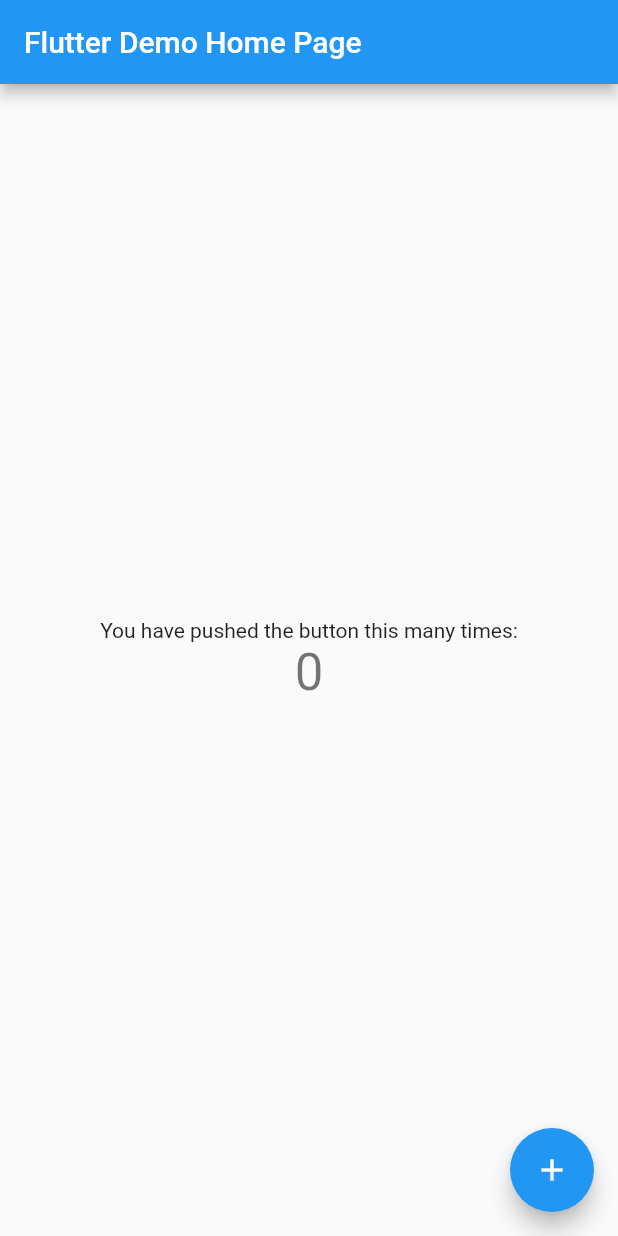
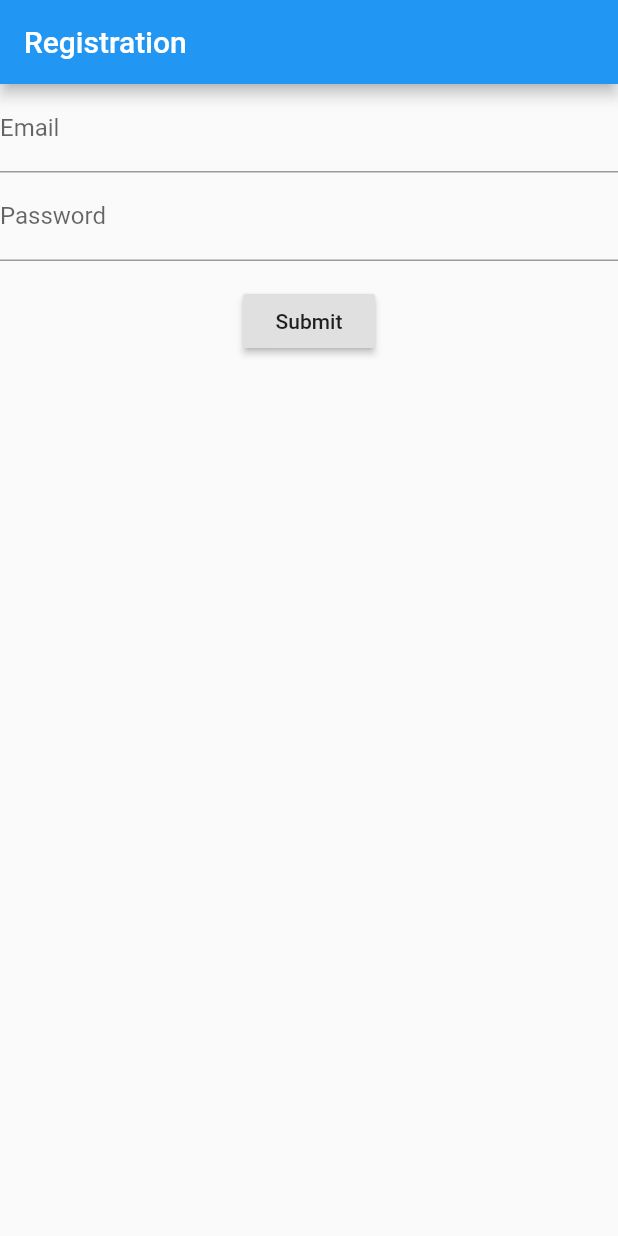
Before and after one commit to chotchachi/flutter-car-parking, a Flutter app: the screen it shows after launch, on a phone screen of 412 x 824 dp. Run offline on Flutter 3.47's test engine with Material 2 defaults, Android fonts, the phone set to English and light mode, and no system bars; our stand-ins replace firebase_auth; accounts and stored records are empty.

Commit message:
login firebase with email

```diff
--- a/lib/main.dart
+++ b/lib/main.dart
@@ -1,4 +1,7 @@
 import 'package:flutter/material.dart';
+import 'package:firebase_auth/firebase_auth.dart';
+
+FirebaseAuth auth = FirebaseAuth.instance;
 
 void main() {
   runApp(MyApp());
@@ -9,35 +12,17 @@ class MyApp extends StatelessWidget {
   @override
   Widget build(BuildContext context) {
     return MaterialApp(
-      title: 'Flutter Demo',
+      title: 'Car Parking',
       theme: ThemeData(
-        // This is the theme of your application.
-        //
-        // Try running your application with "flutter run". You'll see the
-        // application has a blue toolbar. Then, without quitting the app, try
-        // changing the primarySwatch below to Colors.green and then invoke
-        // "hot reload" (press "r" in the console where you ran "flutter run",
-        // or simply save your changes to "hot reload" in a Flutter IDE).
-        // Notice that the counter didn't reset back to zero; the application
-        // is not restarted.
         primarySwatch: Colors.blue,
       ),
-      home: MyHomePage(title: 'Flutter Demo Home Page'),
+      home: _RegisterEmailSection(),
     );
   }
 }
 
 class MyHomePage extends StatefulWidget {
   MyHomePage({Key key, this.title}) : super(key: key);
-
-  // This widget is the home page of your application. It is stateful, meaning
-  // that it has a State object (defined below) that contains fields that affect
-  // how it looks.
-
-  // This class is the configuration for the state. It holds the values (in this
-  // case the title) provided by the parent (in this case the App widget) and
-  // used by the build method of the State. Fields in a Widget subclass are
-  // always marked "final".
 
   final String title;
 
@@ -46,68 +31,140 @@ class MyHomePage extends StatefulWidget {
 }
 
 class _MyHomePageState extends State<MyHomePage> {
-  int _counter = 0;
+  @override
+  Widget build(BuildContext context) {
+    return Scaffold(
+      appBar: AppBar(
+        title: Text(widget.title),
+        actions: <Widget>[
+          Builder(builder: (BuildContext context) {
+            return FlatButton(
+              child: const Text('Sign out'),
+              textColor: Theme.of(context).buttonColor,
+              onPressed: () async {
+                final FirebaseUser user = await auth.currentUser();
+                if (user == null) {
+                  Scaffold.of(context).showSnackBar(const SnackBar(
+                    content: Text('No one has signed in.'),
+                  ));
+                  return;
+                }
+                await auth.signOut();
+                final String uid = user.uid;
+                Scaffold.of(context).showSnackBar(SnackBar(
+                  content: Text(uid + ' has successfully signed out.'),
+                ));
+              },
+            );
+          })
+        ],
+      ),
+      body: Builder(builder: (BuildContext context) {
+        return ListView(
+          scrollDirection: Axis.vertical,
+          padding: const EdgeInsets.all(16),
+          children: <Widget>[
+            _RegisterEmailSection(),
+          ],
+        );
+      }),
+    );
+  }
+}
 
-  void _incrementCounter() {
-    setState(() {
-      // This call to setState tells the Flutter framework that something has
-      // changed in this State, which causes it to rerun the build method below
-      // so that the display can reflect the updated values. If we changed
-      // _counter without calling setState(), then the build method would not be
-      // called again, and so nothing would appear to happen.
-      _counter++;
-    });
+final GlobalKey<FormState> _formKey = GlobalKey<FormState>();
+final TextEditingController _emailController = TextEditingController();
+final TextEditingController _passwordController = TextEditingController();
+bool _success;
+String _userEmail;
+
+class _RegisterEmailSection extends StatefulWidget {
+  final String title = 'Registration';
+
+  @override
+  State<StatefulWidget> createState() => _RegisterEmailSectionState();
+}
+
+class _RegisterEmailSectionState extends State<_RegisterEmailSection> {
+  @override
+  Widget build(BuildContext context) {
+    return Scaffold(
+      appBar: AppBar(
+        title: Text(widget.title),
+      ),
+      body: Form(
+        key: _formKey,
+        child: Column(
+          crossAxisAlignment: CrossAxisAlignment.start,
+          children: <Widget>[
+            TextFormField(
+              controller: _emailController,
+              decoration: const InputDecoration(labelText: 'Email'),
+              validator: (String value) {
+                if (value.isEmpty) {
+                  return 'Please enter some text';
+                }
+                return null;
+              },
+            ),
+            TextFormField(
+              controller: _passwordController,
+              decoration: const InputDecoration(labelText: 'Password'),
+              validator: (String value) {
+                if (value.isEmpty) {
+                  return 'Please enter some text';
+                }
+                return null;
+              },
+            ),
+            Container(
+              padding: const EdgeInsets.symmetric(vertical: 16.0),
+              alignment: Alignment.center,
+              child: RaisedButton(
+                onPressed: () async {
+                  if (_formKey.currentState.validate()) {
+                    _register();
+                  }
+                },
+                child: const Text('Submit'),
+              ),
+            ),
+            Container(
+              alignment: Alignment.center,
+              child: Text(_success == null
+                  ? ''
+                  : (_success
+                      ? 'Successfully registered ' + _userEmail
+                      : 'Registration failed')),
+            )
+          ],
+        ),
+      ),
+    );
+  }
+
+  void _register() async {
+    final FirebaseUser user = (await auth.createUserWithEmailAndPassword(
+      email: _emailController.text,
+      password: _passwordController.text,
+    ))
+        .user;
+    if (user != null) {
+      setState(() {
+        _success = true;
+        _userEmail = user.email;
+      });
+    } else {
+      setState(() {
+        _success = true;
+      });
+    }
   }
 
   @override
-  Widget build(BuildContext context) {
-    // This method is rerun every time setState is called, for instance as done
-    // by the _incrementCounter method above.
-    //
-    // The Flutter framework has been optimized to make rerunning build methods
-    // fast, so that you can just rebuild anything that needs updating rather
-    // than having to individually change instances of widgets.
-    return Scaffold(
-      appBar: AppBar(
-        // Here we take the value from the MyHomePage object that was created by
-        // the App.build method, and use it to set our appbar title.
-        title: Text(widget.title),
-      ),
-      body: Center(
-        // Center is a layout widget. It takes a single child and positions it
-        // in the middle of the parent.
-        child: Column(
-          // Column is also a layout widget. It takes a list of children and
-          // arranges them vertically. By default, it sizes itself to fit its
-          // children horizontally, and tries to be as tall as its parent.
-          //
-          // Invoke "debug painting" (press "p" in the console, choose the
-          // "Toggle Debug Paint" action from the Flutter Inspector in Android
-          // Studio, or the "Toggle Debug Paint" command in Visual Studio Code)
-          // to see the wireframe for each widget.
-          //
-          // Column has various properties to control how it sizes itself and
-          // how it positions its children. Here we use mainAxisAlignment to
-          // center the children vertically; the main axis here is the vertical
-          // axis because Columns are vertical (the cross axis would be
-          // horizontal).
-          mainAxisAlignment: MainAxisAlignment.center,
-          children: <Widget>[
-            Text(
-              'You have pushed the button this many times:',
-            ),
-            Text(
-              '$_counter',
-              style: Theme.of(context).textTheme.headline4,
-            ),
-          ],
-        ),
-      ),
-      floatingActionButton: FloatingActionButton(
-        onPressed: _incrementCounter,
-        tooltip: 'Increment',
-        child: Icon(Icons.add),
-      ), // This trailing comma makes auto-formatting nicer for build methods.
-    );
+  void dispose() {
+    _emailController.dispose();
+    _passwordController.dispose();
+    super.dispose();
   }
 }
--- a/pubspec.yaml
+++ b/pubspec.yaml
@@ -25,6 +25,7 @@ dependencies:
     sdk: flutter
   firebase_core: ^0.4.0+9
   firebase_auth: ^0.14.0+5
+  firebase_analytics: ^5.0.2
 
 
   # The following adds the Cupertino Icons font to your application.
```
Also changed, not shown: pubspec.lock, 5 other files.
